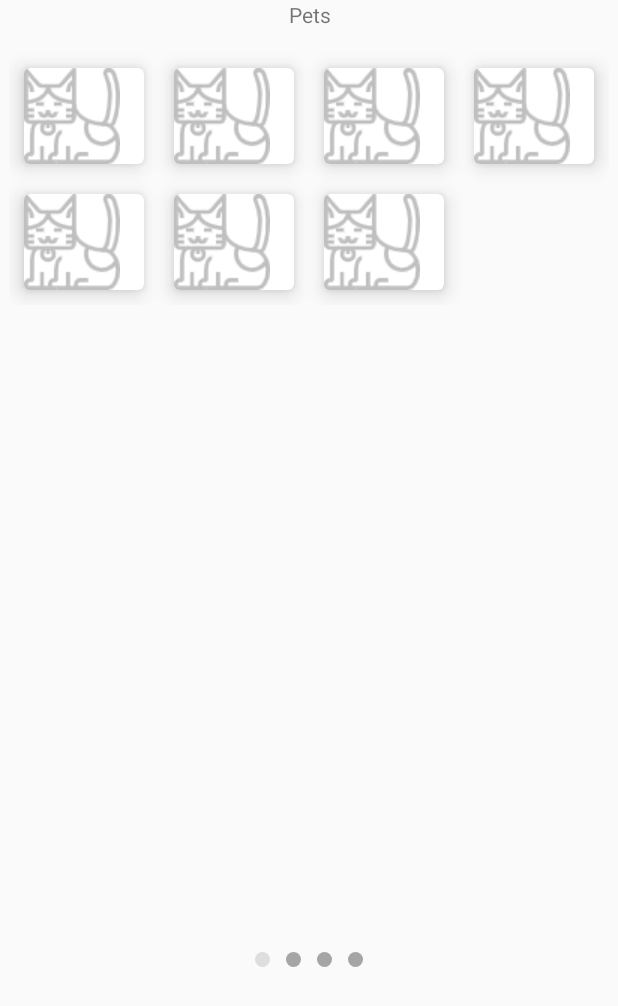
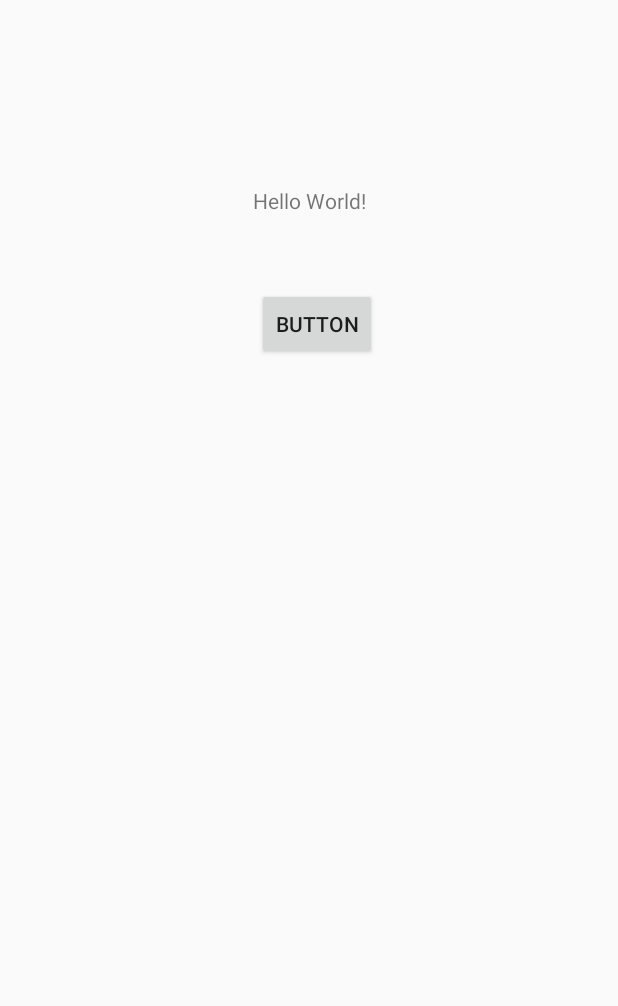
Before and after one commit to kagaminosora/nekosleep, an Android app: the screen it shows after launch (PetScreenSlideActivity before the commit, MainActivity after it), on a phone screen of 412 x 824 dp. Shown: the top 1006 px of the screen. Run offline under Robolectric (Android 15) with nearby library versions, the phone set to English and light mode, and no system bars.

Commit message:
pet view

```diff
--- /dev/null
+++ b/app/src/main/java/xjtlu/eevee/nekosleep/Pet/MainActivity.java
@@ -0,0 +1,68 @@
+package xjtlu.eevee.nekosleep.Pet;
+
+import android.Manifest;
+import android.content.Intent;
+import android.content.pm.PackageManager;
+import android.os.Build;
+import android.os.Bundle;
+import android.provider.Settings;
+import android.view.View;
+import android.widget.Button;
+import android.provider.Settings;
+
+import androidx.annotation.NonNull;
+import androidx.appcompat.app.AppCompatActivity;
+import androidx.core.app.ActivityCompat;
+import androidx.core.content.ContextCompat;
+
+import xjtlu.eevee.nekosleep.R;
+
+public class MainActivity extends AppCompatActivity {
+
+    int OVERLAY_PERMISSION_REQ_CODE = 0;
+
+    @Override
+    protected void onCreate(Bundle savedInstanceState) {
+        super.onCreate(savedInstanceState);
+        setContentView(R.layout.activity_main);
+        Button button = findViewById(R.id.button);
+        button.setOnClickListener(new View.OnClickListener() {
+            @Override
+            public void onClick(View view) {
+                startService(new Intent(getApplicationContext(), FloatWindowManagerService.class));
+            }
+        });
+        checkAndRequirePermission();
+    }
+
+    private void requirePermission () {
+        if (ContextCompat.checkSelfPermission(this, Manifest.permission.SYSTEM_ALERT_WINDOW) != PackageManager.PERMISSION_GRANTED) {
+            if (Build.VERSION.SDK_INT >= 23) {//6.0以上
+                try{
+                    Intent  intent=new Intent(Settings.ACTION_MANAGE_OVERLAY_PERMISSION);
+                    startActivityForResult(intent, OVERLAY_PERMISSION_REQ_CODE);
+                }catch (Exception e)
+                {
+                    e.printStackTrace();
+                }
+            }
+        }
+    }
+
+    private void checkAndRequirePermission () {
+        if (Build.VERSION.SDK_INT >= 23) {
+            if (ContextCompat.checkSelfPermission(this, Manifest.permission.SYSTEM_ALERT_WINDOW) != PackageManager.PERMISSION_GRANTED) {
+                ActivityCompat.requestPermissions(this, new String[]{ Manifest.permission.SYSTEM_ALERT_WINDOW }, 0);
+                System.out.println("Success?");
+            }
+        }
+    }
+
+    @Override
+    public void onRequestPermissionsResult(int requestCode, @NonNull String[] permissions, @NonNull int[] grantResults) {
+        super.onRequestPermissionsResult(requestCode, permissions, grantResults);
+        if (requestCode == 0) {
+            System.out.println("Success!");
+        }
+    }
+}
--- a/app/src/main/res/layout/activity_main.xml
+++ b/app/src/main/res/layout/activity_main.xml
@@ -6,13 +6,26 @@
     android:layout_height="match_parent"
     tools:context=".home.MainActivity">
 
-    <LinearLayout
-        android:layout_width="match_parent"
-        android:layout_height="match_parent">
-        <TextView
-            android:layout_width="wrap_content"
-            android:layout_height="wrap_content"
-            android:text="Hello World!"/>
-    </LinearLayout>
+
+    <TextView
+        android:layout_width="wrap_content"
+        android:layout_height="wrap_content"
+        android:layout_marginTop="124dp"
+        android:text="Hello World!"
+        app:layout_constraintEnd_toEndOf="parent"
+        app:layout_constraintStart_toStartOf="parent"
+        app:layout_constraintTop_toTopOf="parent" />
+
+    <Button
+        android:id="@+id/button"
+        android:layout_width="80dp"
+        android:layout_height="0dp"
+        android:layout_marginTop="192dp"
+        android:layout_weight="1"
+        android:text="Button"
+        app:layout_constraintEnd_toEndOf="parent"
+        app:layout_constraintHorizontal_bias="0.517"
+        app:layout_constraintStart_toStartOf="parent"
+        app:layout_constraintTop_toTopOf="parent" />
 
 </androidx.constraintlayout.widget.ConstraintLayout>
```
Also changed, not shown: app/src/main/AndroidManifest.xml (+5 -2 lines), app/src/main/java/xjtlu/eevee/nekosleep/Pet/FloatWindowManagerService.java (added, +59 -0 lines), app/src/main/java/xjtlu/eevee/nekosleep/Pet/PetView.java (added, +36 -0 lines), app/src/main/res/layout/pet_view.xml (added, +15 -0 lines), app/src/main/res/drawable/default_dog.jpg (added).
